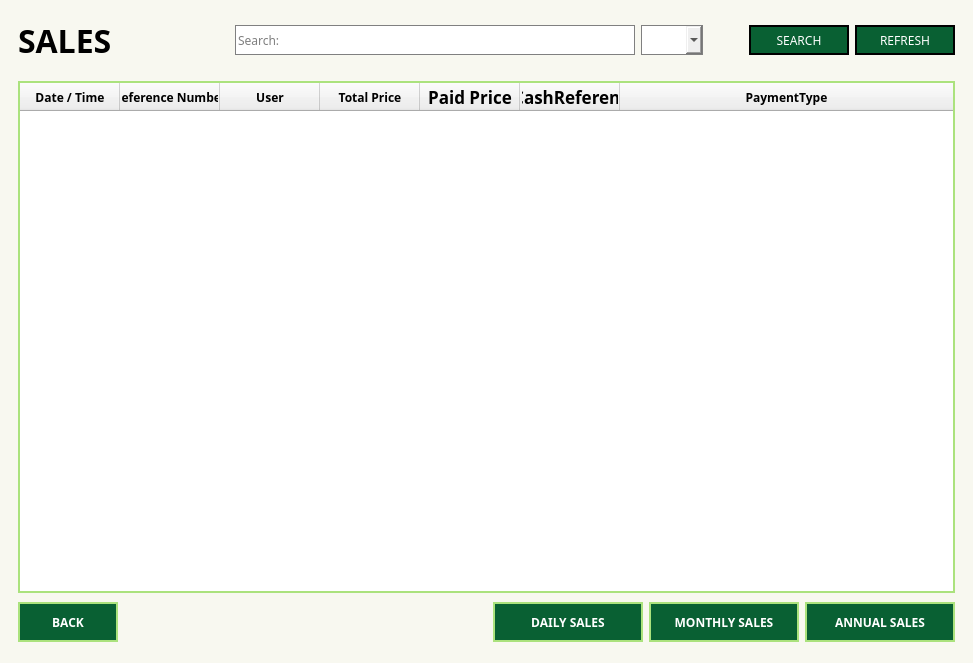
Bideiro/Ranil_project_py, file Screens/MainMenuScreens/Sales/Sales.ui: the form before one commit.
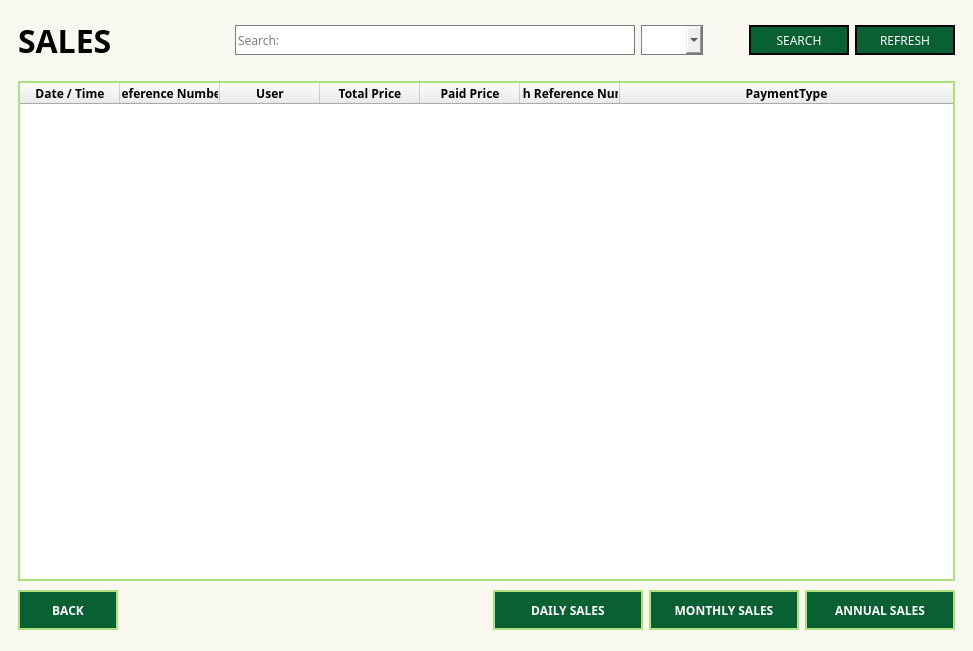
The form after the commit.

The edit to the form file:
```diff
--- a/Screens/MainMenuScreens/Sales/Sales.ui
+++ b/Screens/MainMenuScreens/Sales/Sales.ui
@@ -7,7 +7,7 @@
     <x>0</x>
     <y>0</y>
     <width>973</width>
-    <height>663</height>
+    <height>648</height>
    </rect>
   </property>
   <property name="windowTitle">
@@ -231,7 +231,6 @@
             <property name="font">
              <font>
               <family>DM Sans</family>
-              <weight>50</weight>
               <bold>false</bold>
              </font>
             </property>
@@ -281,7 +280,6 @@
              <property name="font">
               <font>
                <family>DM Sans</family>
-               <weight>75</weight>
                <bold>true</bold>
               </font>
              </property>
@@ -300,7 +298,6 @@
              <property name="font">
               <font>
                <family>DM Sans</family>
-               <weight>75</weight>
                <bold>true</bold>
               </font>
              </property>
@@ -312,7 +309,6 @@
              <property name="font">
               <font>
                <family>DM Sans</family>
-               <weight>75</weight>
                <bold>true</bold>
               </font>
              </property>
@@ -324,7 +320,6 @@
              <property name="font">
               <font>
                <family>DM Sans</family>
-               <weight>75</weight>
                <bold>true</bold>
               </font>
              </property>
@@ -336,21 +331,19 @@
              <property name="font">
               <font>
                <family>DM Sans</family>
-               <pointsize>13</pointsize>
-               <weight>75</weight>
+               <pointsize>9</pointsize>
                <bold>true</bold>
               </font>
              </property>
             </column>
             <column>
              <property name="text">
-              <string>GCashReference</string>
+              <string>GCash Reference Number</string>
              </property>
              <property name="font">
               <font>
                <family>DM Sans</family>
-               <pointsize>13</pointsize>
-               <weight>75</weight>
+               <pointsize>9</pointsize>
                <bold>true</bold>
               </font>
              </property>
@@ -362,7 +355,6 @@
              <property name="font">
               <font>
                <family>DM Sans</family>
-               <weight>75</weight>
                <bold>true</bold>
               </font>
              </property>
@@ -398,7 +390,6 @@
             <property name="font">
              <font>
               <family>DM Sans</family>
-              <weight>75</weight>
               <bold>true</bold>
              </font>
             </property>
@@ -437,7 +428,6 @@
             <property name="font">
              <font>
               <family>DM Sans</family>
-              <weight>75</weight>
               <bold>true</bold>
              </font>
             </property>
@@ -463,7 +453,6 @@
             <property name="font">
              <font>
               <family>DM Sans</family>
-              <weight>75</weight>
               <bold>true</bold>
              </font>
             </property>
@@ -489,7 +478,6 @@
             <property name="font">
              <font>
               <family>DM Sans</family>
-              <weight>75</weight>
               <bold>true</bold>
              </font>
             </property>
```
Left out of the diff: 4 changed lines with no effect on the pictures.
